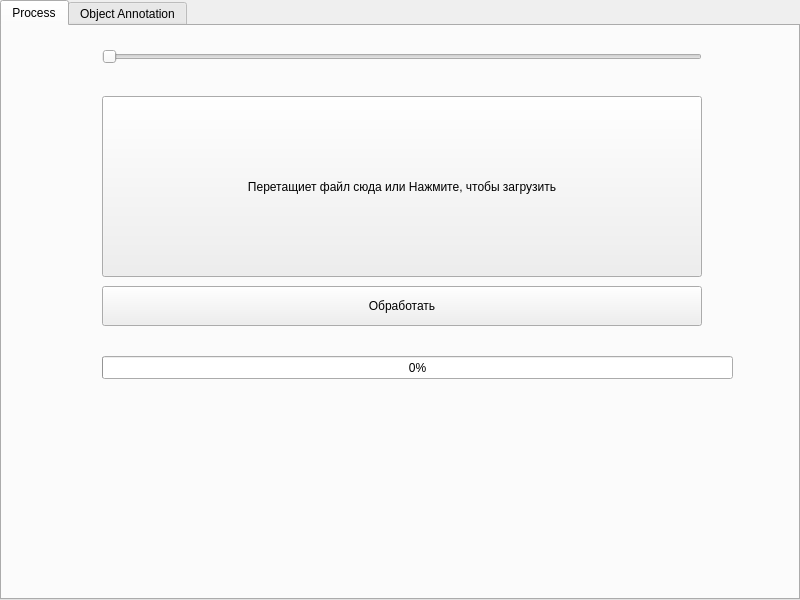
Qt form new_interface_qt/design.ui (in-black-eye/CC_Seal_detection) before a commit.
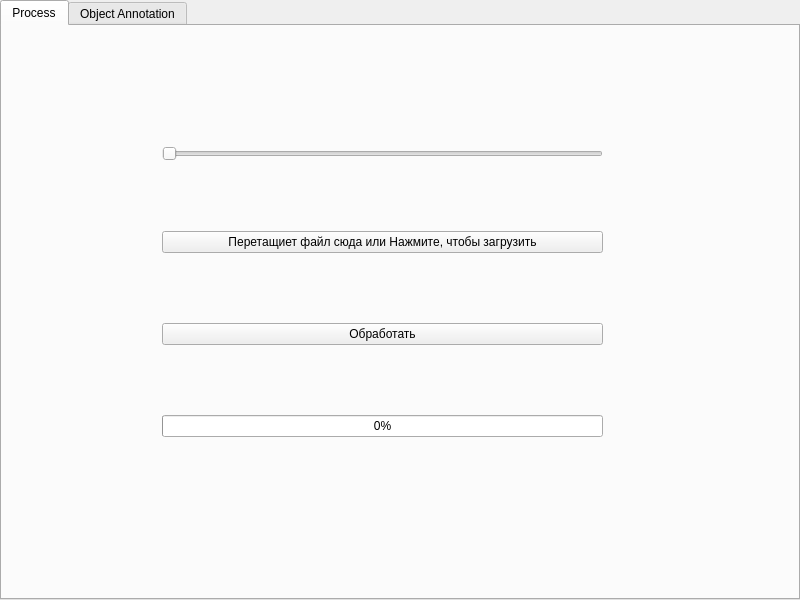
The same form after that commit.

Commit message: upd reference

Diff of the .ui file:
```diff
--- a/new_interface_qt/design.ui
+++ b/new_interface_qt/design.ui
@@ -30,57 +30,51 @@
      <attribute name="title">
       <string>Process</string>
      </attribute>
+     <widget class="QWidget" name="verticalLayoutWidget">
+      <property name="geometry">
+       <rect>
+        <x>160</x>
+        <y>70</y>
+        <width>441</width>
+        <height>391</height>
+       </rect>
+      </property>
+      <layout class="QVBoxLayout" name="verticalLayout">
+       <property name="spacing">
+        <number>20</number>
+       </property>
+       <property name="sizeConstraint">
+        <enum>QLayout::SetDefaultConstraint</enum>
+       </property>
+       <item>
      <widget class="QSlider" name="slider_confidence">
-      <property name="geometry">
-       <rect>
-        <x>100</x>
-        <y>20</y>
-        <width>600</width>
-        <height>22</height>
-       </rect>
-      </property>
       <property name="orientation">
        <enum>Qt::Horizontal</enum>
       </property>
      </widget>
+       </item>
+       <item>
      <widget class="QPushButton" name="btn_drop_file">
-      <property name="geometry">
-       <rect>
-        <x>100</x>
-        <y>70</y>
-        <width>600</width>
-        <height>181</height>
-       </rect>
-      </property>
       <property name="text">
        <string>Перетащиет файл сюда или Нажмите, чтобы загрузить</string>
       </property>
      </widget>
+       </item>
+       <item>
      <widget class="QPushButton" name="btn_submit">
-      <property name="geometry">
-       <rect>
-        <x>100</x>
-        <y>260</y>
-        <width>600</width>
-        <height>40</height>
-       </rect>
-      </property>
       <property name="text">
        <string>Обработать</string>
       </property>
      </widget>
+       </item>
+       <item>
      <widget class="QProgressBar" name="progressBar">
-      <property name="geometry">
-       <rect>
-        <x>100</x>
-        <y>330</y>
-        <width>631</width>
-        <height>23</height>
-       </rect>
-      </property>
       <property name="value">
        <number>0</number>
       </property>
+        </widget>
+       </item>
+      </layout>
      </widget>
     </widget>
     <widget class="QWidget" name="tab_annot">
```
Lines whose indentation alone changed are shown as unchanged. The commit also changes 1 other file.
